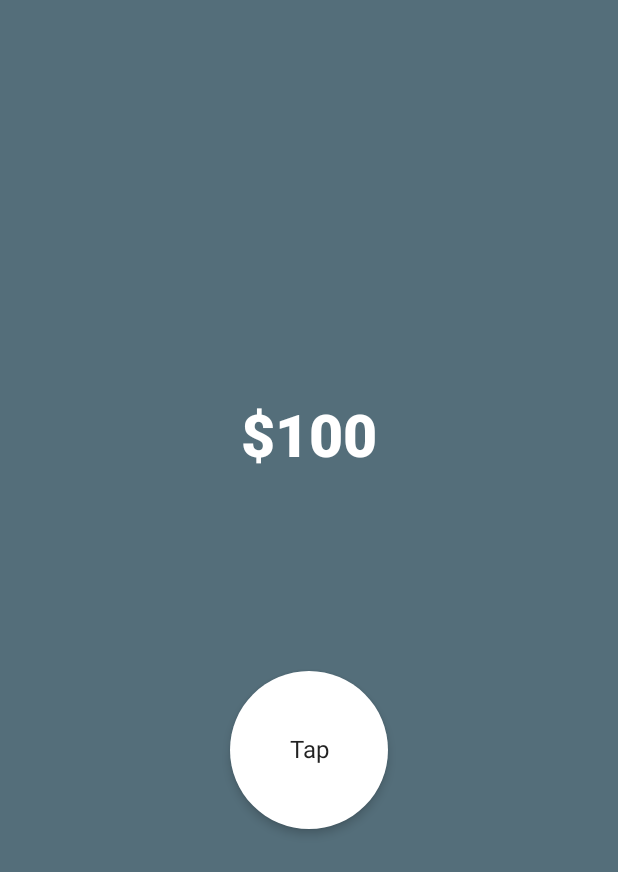
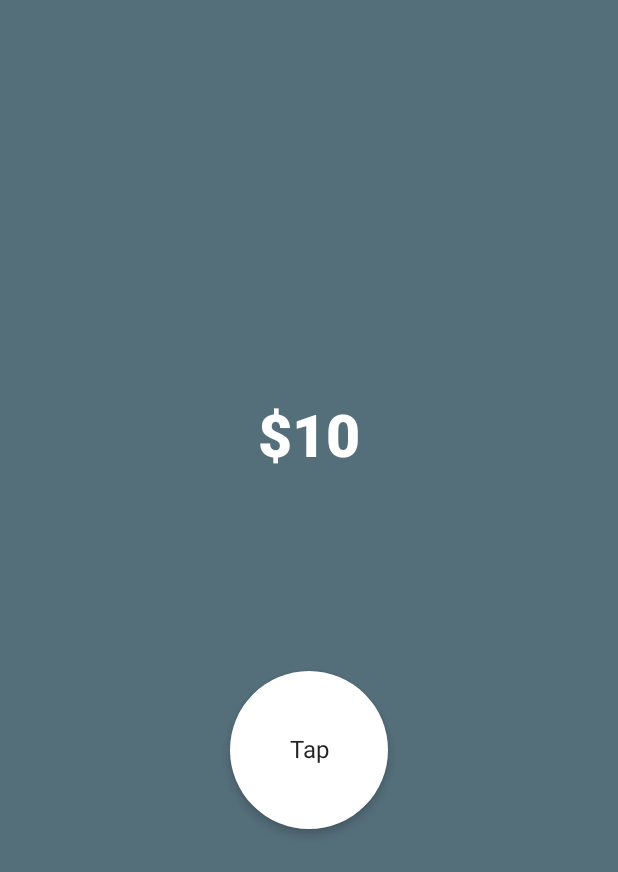
Before and after one commit to raiesbo/random, an Android app built with Jetpack Compose: the screen it shows after launch (MainActivity), after a tap on "Tap", on a phone screen of 412 x 824 dp. Shown: the top 872 px of the screen. Run offline under Robolectric (Android 15) with nearby library versions, the phone set to English and light mode, and no system bars.

Commit message:
[kotlinCompose IntroToComposer] Finish tap buttop app

```diff
--- a/androidKotlinBootcamp/IntroToComposer/app/src/main/java/com/raiesbo/introtocompose/MainActivity.kt
+++ b/androidKotlinBootcamp/IntroToComposer/app/src/main/java/com/raiesbo/introtocompose/MainActivity.kt
@@ -10,7 +10,7 @@ import androidx.compose.foundation.shape.CircleShape
 import androidx.compose.material.Card
 import androidx.compose.material.Surface
 import androidx.compose.material.Text
-import androidx.compose.runtime.Composable
+import androidx.compose.runtime.*
 import androidx.compose.ui.Alignment
 import androidx.compose.ui.Modifier
 import androidx.compose.ui.graphics.Color
@@ -34,7 +34,7 @@ class MainActivity : ComponentActivity() {
 
 @Composable
 fun MyApp() {
-    var amount: Int = 100
+    var amount: MutableState<Int> = remember { mutableStateOf(0) }
 
     Surface(
         modifier = Modifier
@@ -47,7 +47,7 @@ fun MyApp() {
             verticalArrangement = Arrangement.Center
         ) {
             Text(
-                text = "$$amount",
+                text = "$${amount.value}",
                 style = TextStyle(
                     color = Color.White,
                     fontSize = 39.sp,
@@ -55,20 +55,31 @@ fun MyApp() {
                 )
             )
             Spacer(modifier = Modifier.height(130.dp))
-            CreateCircle()
+            CreateCircle(
+                count = amount.value
+            ) {
+                newValue -> amount.value = newValue
+            }
+
+            if(amount.value > 50) {
+                Text(text = "Lots of money!")
+            }
         }
     }
 }
-
+// {}
 // @Preview(showBackground = true)
 @Composable
-fun CreateCircle() {
+fun CreateCircle(
+    count: Int = 0,
+    updateCounter: (Int) -> Unit
+) {
     Card(
         modifier = Modifier
             .padding(3.dp)
             .size(105.dp)
             .clickable {
-                Log.d("Tap", "createCircle: tag")
+                updateCounter(count + 10)
             },
         shape = CircleShape,
         elevation = 4.dp
```
